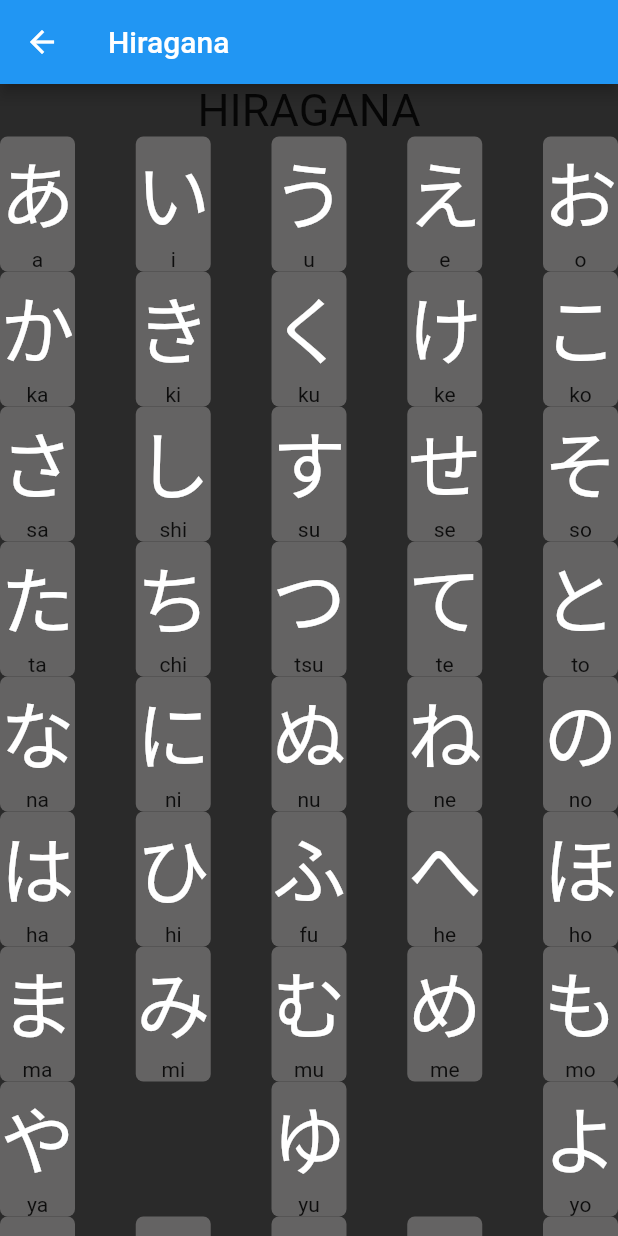
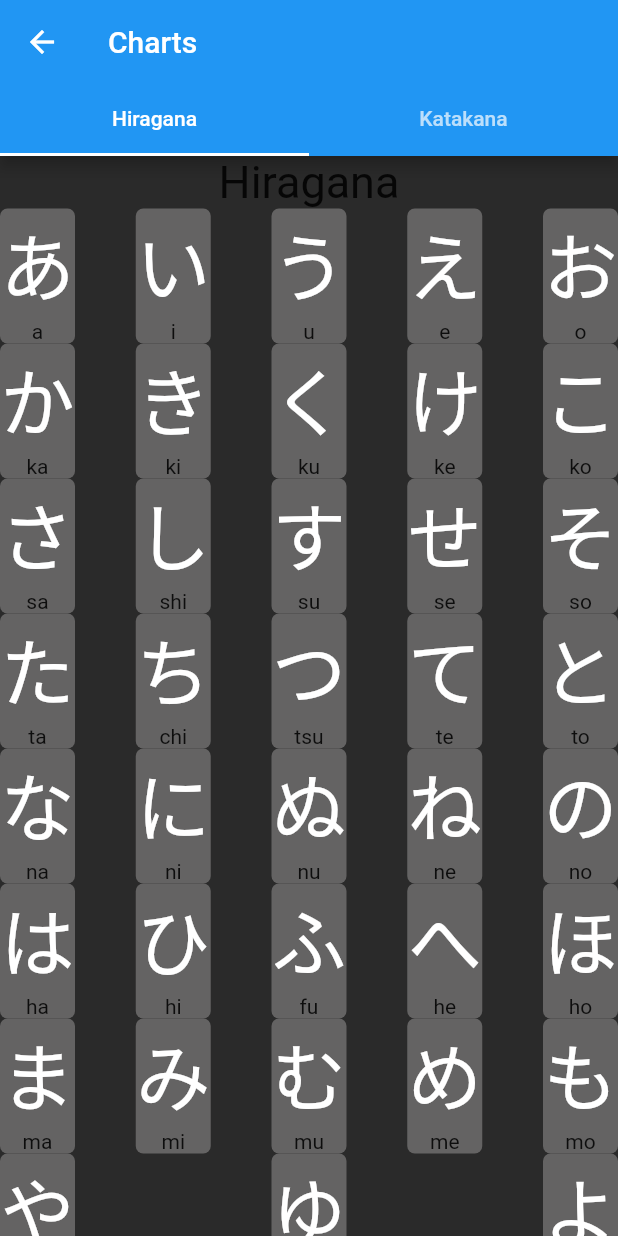
Before and after one commit to Hanssel36/KanaVocab, a Flutter app: the screen it shows after launch, after a tap on "Hiragana き", after a tap on the "bookmark outline" icon, on a phone screen of 412 x 824 dp. Run offline on Flutter 3.47's test engine with Material 2 defaults, Android fonts, the phone set to English and light mode, and no system bars; our stand-ins replace go_router, tuple.

Commit message:
chart cleanup, katakana implementation, and tab on chart screen

```diff
--- a/lib/assests/hiragana_char.dart
+++ b/lib/assests/hiragana_char.dart
@@ -247,7 +247,7 @@ Map<String, List> hiraganaMap = {
   "w": ["わ", "を", "ん"]
 };
 
-Map<String, List> variationMap = {
+Map<String, List> hiraganaVariationMap = {
   "か": ["が", "ぎ", "ぐ", "げ", "ご"],
   "さ": ["ざ", "じ", "ず", "ぜ", "ぞ"],
   "た": ["だ", "ぢ", "づ", "で", "ど"],
@@ -255,8 +255,7 @@ Map<String, List> variationMap = {
   "は2": ["ぱ", "ぴ", "ぷ", "ぺ", "ぽ"],
 };
 
-Map<String, List> combinationMap = {
-  //"a": ["あ", "お"]
+Map<String, List> hiraganaCombinationMap = {
   "き": ["きゃ", "きゅ", "きょ"],
   "ぎ": ["ぎゃ", "ぎゅ", "ぎょ"],
   "し": ["しゃ", "しゅ", "しょ"],
@@ -268,3 +267,147 @@ Map<String, List> combinationMap = {
   "ぴ": ["ぴゃ", "ぴゅ", "ぴょ"],
   "ま": ["みゃ", "みゅ", "みょ"],
 };
+
+Map<String, String> katakanaCharacterMap = {
+  "ア": "a",
+  "イ": "i",
+  "ウ": "u",
+  "エ": "e",
+  "オ": "o",
+  "カ": "ka",
+  "キ": "ki",
+  "ク": "ku",
+  "ケ": "ke",
+  "コ": "ko",
+  "サ": "sa",
+  "シ": "shi",
+  "ス": "su",
+  "セ": "se",
+  "ソ": "so",
+  "タ": "ta",
+  "チ": "chi",
+  "ツ": "tsu",
+  "テ": "te",
+  "ト": "to",
+  "ナ": "na",
+  "ニ": "ni",
+  "ヌ": "nu",
+  "ネ": "ne",
+  "ノ": "no",
+  "ハ": "ha",
+  "ヒ": "hi",
+  "フ": "fu",
+  "ヘ": "he",
+  "ホ": "ho",
+  "マ": "ma",
+  "ミ": "mi",
+  "ム": "mu",
+  "メ": "me",
+  "モ": "mo",
+  "ヤ": "ya",
+  "ユ": "yu",
+  "ヨ": "yo",
+  "ラ": "ra",
+  "リ": "ri",
+  "ル": "ru",
+  "レ": "re",
+  "ロ": "ro",
+  "ワ": "wa",
+  "ヲ": "wo",
+  "ン": "n",
+  "ガ": "ga",
+  "ギ": "gi",
+  "グ": "gu",
+  "ゲ": "ge",
+  "ゴ": "go",
+  "ザ": "za",
+  "ジ": "ji",
+  "ズ": "zu",
+  "ゼ": "ze",
+  "ゾ": "zo",
+  "ダ": "da",
+  "ヂ": "ji",
+  "ヅ": "zu",
+  "デ": "de",
+  "ド": "do",
+  "バ": "ba",
+  "ビ": "bi",
+  "ブ": "bu",
+  "ベ": "be",
+  "ボ": "bo",
+  "パ": "pa",
+  "ピ": "pi",
+  "プ": "pu",
+  "ペ": "pe",
+  "ポ": "po",
+  "キャ": "kya",
+  "キュ": "kyu",
+  "キョ": "kyo",
+  "シャ": "sha",
+  "シュ": "shu",
+  "ショ": "sho",
+  "チャ": "cha",
+  "チュ": "chu",
+  "チョ": "cho",
+  "ニャ": "nya",
+  "ニュ": "nyu",
+  "ニョ": "nyo",
+  "ヒャ": "hya",
+  "ヒュ": "hyu",
+  "ヒョ": "hyo",
+  "ミャ": "mya",
+  "ミュ": "myu",
+  "ミョ": "myo",
+  "リャ": "rya",
+  "リュ": "ryu",
+  "リョ": "ryo",
+  "ギャ": "gya",
+  "ギュ": "gyu",
+  "ギョ": "gyo",
+  "ジャ": "ja",
+  "ジュ": "ju",
+  "ジョ": "jo",
+  "ビャ": "bya",
+  "ビュ": "byu",
+  "ビョ": "byo",
+  "ピャ": "pya",
+  "ピュ": "pyu",
+  "ピョ": "pyo"
+};
+
+Map<String, List> katakanaMap = {
+  "ア": ["ア", "イ", "ウ", "エ", "オ"],
+  "カ": ["カ", "キ", "ク", "ケ", "コ"],
+  "サ": ["サ", "シ", "ス", "セ", "ソ"],
+  "タ": ["タ", "チ", "ツ", "テ", "ト"],
+  "ナ": ["ナ", "ニ", "ヌ", "ネ", "ノ"],
+  "ハ": ["ハ", "ヒ", "フ", "ヘ", "ホ"],
+  "マ": ["マ", "ミ", "ム", "メ", "モ"],
+  "ヤ": ["ヤ", "ユ", "ヨ"],
+  "ラ": ["ラ", "リ", "ル", "レ", "ロ"],
+  "ワ": ["ワ", "ヲ"],
+  "ン": ["ン"]
+};
+
+Map<String, List> katakanaVariationMap = {
+  "ガ": ["ガ", "ギ", "グ", "ゲ", "ゴ"],
+  "ザ": ["ザ", "ジ", "ズ", "ゼ", "ゾ"],
+  "ダ": ["ダ", "ヂ", "ヅ", "デ", "ド"],
+  "バ": ["バ", "ビ", "ブ", "ベ", "ボ"],
+  "パ": ["パ", "ピ", "プ", "ペ", "ポ"],
+};
+
+Map<String, List> katakanaCombinationMap = {
+  "キャ": ["キャ", "キュ", "キョ"],
+  "シャ": ["シャ", "シュ", "ショ"],
+  "チャ": ["チャ", "チュ", "チョ"],
+  "ニャ": ["ニャ", "ニュ", "ニョ"],
+  "ヒャ": ["ヒャ", "ヒュ", "ヒョ"],
+  "ミャ": ["ミャ", "ミュ", "ミョ"],
+  "リャ": ["リャ", "リュ", "リョ"],
+  "ギャ": ["ギャ", "ギュ", "ギョ"],
+  "ジャ": ["ジャ", "ジュ", "ジョ"],
+//  "ヂャ": ["ヂャ", "ヂュ", "ヂョ"],
+  "ビャ": ["ビャ", "ビュ", "ビョ"],
+  "ピャ": ["ピャ", "ピュ", "ピョ"]
+};
--- a/lib/chart.dart
+++ b/lib/chart.dart
@@ -1,55 +1,52 @@
 import 'package:flutter/material.dart';
 import 'package:go_router/go_router.dart';
 import 'package:hirikana/assests/colors.dart';
-import 'package:hirikana/assests/hiragana_char.dart' as h_c;
+import 'package:hirikana/assests/hiragana_char.dart' as charData;
 
 class ChartsScreen extends StatelessWidget {
   const ChartsScreen({super.key});
 
   @override
   Widget build(BuildContext context) {
-    // h_c.variationsCharacterMap.forEach((key, value) {
-    //   print('$key: $value');
-    // });
-
     return MaterialApp(
-      home: Scaffold(
+      home: DefaultTabController(
+        length: 2,
+        child: Scaffold(
           appBar: AppBar(
-          title: const Text("Hiragana"),
+            bottom: const TabBar(tabs: [
+              Tab(text: "Hiragana"),
+              Tab(
+                text: "Katakana",
+              )
+            ]),
+            title: const Text("Charts"),
             leading: IconButton(
               onPressed: () => context.go("/"),
               icon: const Icon(Icons.arrow_back),
             ),
           ),
           backgroundColor: backGroundDark,
-        body: ListView(
-          children: [
-            const Text(
-                style: TextStyle(fontSize: 30),
-                textAlign: TextAlign.center,
-                "HIRAGANA"),
-            makeChart(h_c.hiraganaMap),
-            const Text(
-                style: TextStyle(fontSize: 30),
-                textAlign: TextAlign.center,
-                "VARIATIONS"),
-            makeChart(h_c.variationMap),
-            const Text(
-                style: TextStyle(fontSize: 30),
-                textAlign: TextAlign.center,
-                "Combinations"),
-            makeChart(h_c.combinationMap),
-
-            //makeChart(h_c.hiraganaCharacterMap),
-            // makeChart(h_c.variationsCharacterMap)
-          ],
+          body: TabBarView(children: [
+            makeChartView(
+                "Hiragana",
+                charData.hiraganaCharacterMap,
+                charData.hiraganaMap,
+                charData.hiraganaVariationMap,
+                charData.hiraganaCombinationMap),
+            makeChartView(
+                "Katakana",
+                charData.katakanaCharacterMap,
+                charData.katakanaMap,
+                charData.katakanaVariationMap,
+                charData.katakanaCombinationMap),
+          ]),
         ),
       ),
     );
   }
 }
 
-Column makeChart(Map<String, List> input) {
+Column makeChart(Map<String, List> input, Map<String, String> charMap) {
   return Column(
     mainAxisAlignment: MainAxisAlignment.center,
     children: [
@@ -77,7 +74,7 @@ Column makeChart(Map<String, List> input) {
                       ),
                       "$j",
                     ),
-                    Text(h_c.hiraganaCharacterMap[j] as String)
+                    Text(charMap[j] as String)
                   ],
                 ),
               )
@@ -86,3 +83,33 @@ Column makeChart(Map<String, List> input) {
     ],
   );
 }
+
+ListView makeChartView(
+    String type,
+    Map<String, String> charMap,
+    Map<String, List> typeMap,
+    Map<String, List> typeVariations,
+    Map<String, List> typeCombinations) {
+  return ListView(
+    children: [
+      Text(
+          style: const TextStyle(fontSize: 30),
+          textAlign: TextAlign.center,
+          type),
+      makeChart(typeMap, charMap),
+      const Text(
+          style: TextStyle(fontSize: 30),
+          textAlign: TextAlign.center,
+          "VARIATIONS"),
+      makeChart(typeVariations, charMap),
+      const Text(
+          style: TextStyle(fontSize: 30),
+          textAlign: TextAlign.center,
+          "COMBINATIONS"),
+      makeChart(typeCombinations, charMap),
+
+      //makeChart(charData.hiraganaCharacterMap),
+      // makeChart(charData.variationsCharacterMap)
+    ],
+  );
+}
```
Lines whose indentation alone changed are shown as unchanged.
